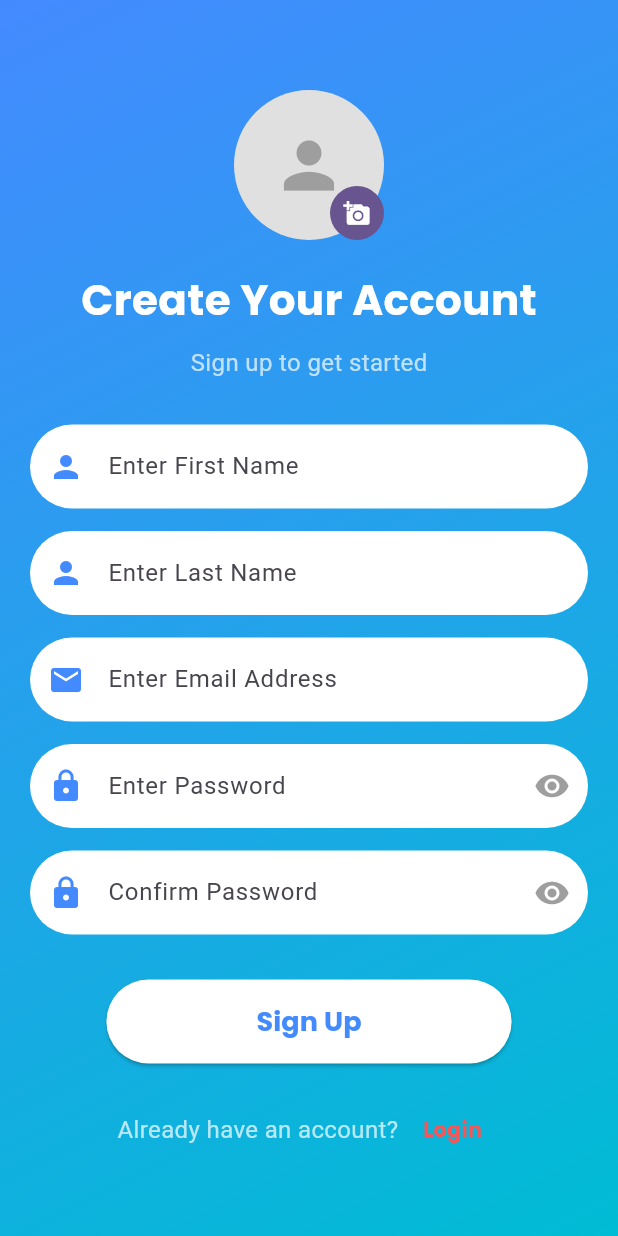
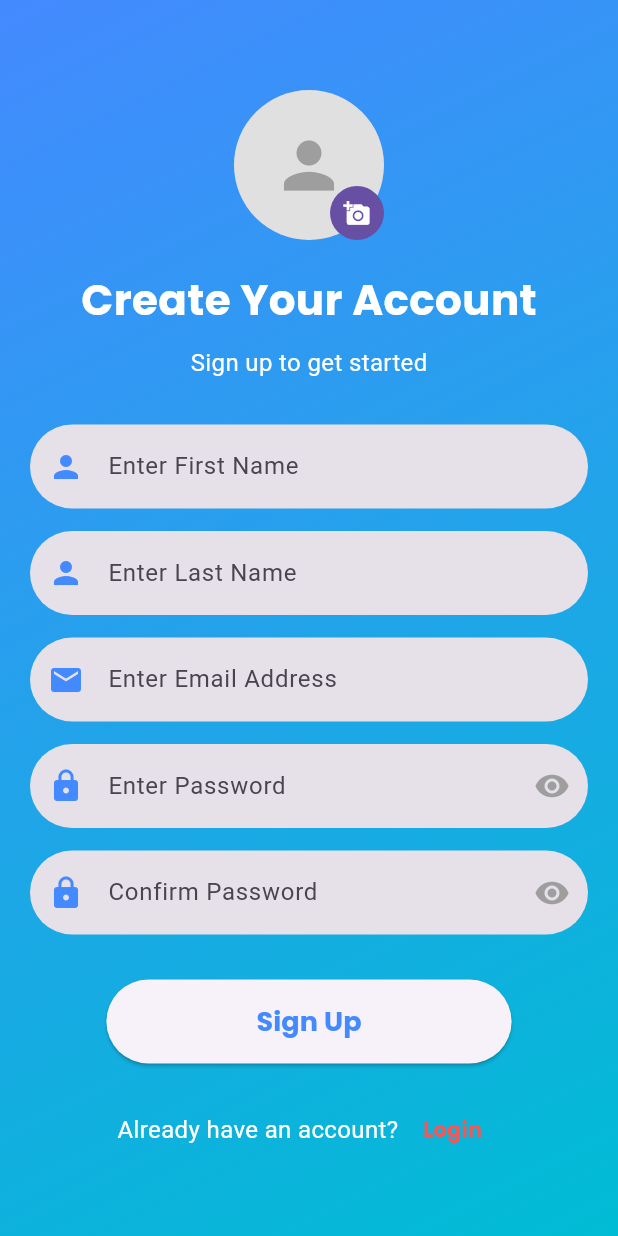
Before and after one commit to CodingAddict512/brain_bridge, a Flutter app: the screen it shows after launch, after a tap on "Sign Up", on a phone screen of 412 x 824 dp. Run offline on Flutter 3.47's test engine with Material 3 defaults, Android fonts, the light colour scheme and no system bars; our stand-ins replace cloud_firestore, curved_navigation_bar, email_validator, firebase_auth, firebase_core, flutter_gemini and 4 more; missing offline and left inert: is_first_run; accounts and stored records are empty; network calls fail.

Commit message:
modified:   lib/AuthScreen/LoginScreen.dart 	modified:   lib/AuthScreen/SignUpScreen.dart 	modified:   lib/Screens/bottom_navigation_bar.dart 	modified:   lib/Screens/chatboat.dart 	modified:   lib/Screens/profile.dart 	modified:   lib/Screens/quiz.dart 	modified:   lib/main.dart 	modified:   lib/widgets/user_image_picker.dart

```diff
--- a/lib/AuthScreen/LoginScreen.dart
+++ b/lib/AuthScreen/LoginScreen.dart
@@ -45,7 +45,10 @@ class _LoginScreenState extends State<LoginScreen> {
                     // App Logo or Icon
                     CircleAvatar(
                       radius: 50,
-                      backgroundColor: Colors.white,
+                      backgroundColor:
+                          Theme.of(context).brightness == Brightness.dark
+                              ? Colors.black87
+                              : Colors.white,
                       child: Icon(
                         Icons.person,
                         size: 60,
@@ -59,7 +62,9 @@ class _LoginScreenState extends State<LoginScreen> {
                       style: TextStyle(
                         fontWeight: FontWeight.bold,
                         fontSize: 28,
-                        color: Colors.white,
+                        color: Theme.of(context).brightness == Brightness.dark
+                            ? Colors.black87
+                            : Colors.white,
                       ),
                     ),
                     const SizedBox(height: 10),
@@ -67,7 +72,9 @@ class _LoginScreenState extends State<LoginScreen> {
                       "Login to continue",
                       style: TextStyle(
                         fontSize: 16,
-                        color: Colors.white70,
+                        color: Theme.of(context).brightness == Brightness.dark
+                            ? Colors.black87
+                            : Colors.white,
                       ),
                     ),
                     const SizedBox(height: 30),
@@ -79,7 +86,7 @@ class _LoginScreenState extends State<LoginScreen> {
                         prefixIcon: Icon(Icons.email, color: Colors.blueAccent),
                         hintText: "Enter Email Address",
                         filled: true,
-                        fillColor: Colors.white,
+                        // fillColor: Colors.white,
                         border: OutlineInputBorder(
                           borderRadius: BorderRadius.circular(30),
                           borderSide: BorderSide.none,
@@ -95,7 +102,7 @@ class _LoginScreenState extends State<LoginScreen> {
                         prefixIcon: Icon(Icons.lock, color: Colors.blueAccent),
                         hintText: "Enter Password",
                         filled: true,
-                        fillColor: Colors.white,
+                        // fillColor: Colors.white,
                         border: OutlineInputBorder(
                           borderRadius: BorderRadius.circular(30),
                           borderSide: BorderSide.none,
@@ -117,36 +124,36 @@ class _LoginScreenState extends State<LoginScreen> {
                     ),
                     const SizedBox(height: 10),
                     // Forgot Password
-                    Align(
-                      alignment: Alignment.centerRight,
-                      child: TextButton(
-                        onPressed: () {
-                          // Add forgot password functionality
-                        },
-                        child: GestureDetector(
-                          onTap: () {
-                            Navigator.push(
-                              context,
-                              MaterialPageRoute(
-                                builder: (context) => ForgotPassword(),
-                              ),
-                            );
-                          },
-                          child: Text(
-                            "Forgot Password?",
-                            style: TextStyle(
-                              color: Colors.white,
-                              fontWeight: FontWeight.bold,
-                            ),
-                          ),
-                        ),
-                      ),
-                    ),
+                    // Align(
+                    //   alignment: Alignment.centerRight,
+                    //   child: TextButton(
+                    //     onPressed: () {
+                    //       // Add forgot password functionality
+                    //     },
+                    //     child: GestureDetector(
+                    //       onTap: () {
+                    //         Navigator.push(
+                    //           context,
+                    //           MaterialPageRoute(
+                    //             builder: (context) => ForgotPassword(),
+                    //           ),
+                    //         );
+                    //       },
+                    //       child: Text(
+                    //         "Forgot Password?",
+                    //         style: TextStyle(
+                    //           color: Colors.red,
+                    //           fontWeight: FontWeight.bold,
+                    //         ),
+                    //       ),
+                    //     ),
+                    //   ),
+                    // ),
                     const SizedBox(height: 30),
                     // Login Button
                     ElevatedButton(
                       style: ElevatedButton.styleFrom(
-                        backgroundColor: Colors.white,
+                        // backgroundColor: Colors.white,
                         shape: RoundedRectangleBorder(
                           borderRadius: BorderRadius.circular(30),
                         ),
--- a/lib/AuthScreen/SignUpScreen.dart
+++ b/lib/AuthScreen/SignUpScreen.dart
@@ -63,7 +63,9 @@ class _SignUpScreenState extends State<SignUpScreen> {
               Text(
                 "Create Your Account",
                 style: GoogleFonts.poppins(
-                  color: Colors.white,
+                  color: Theme.of(context).brightness == Brightness.dark
+                      ? Colors.black87
+                      : Colors.white,
                   fontSize: 28,
                   fontWeight: FontWeight.bold,
                 ),
@@ -73,7 +75,9 @@ class _SignUpScreenState extends State<SignUpScreen> {
                 "Sign up to get started",
                 style: TextStyle(
                   fontSize: 16,
-                  color: Colors.white70,
+                  color: Theme.of(context).brightness == Brightness.dark
+                      ? Colors.black87
+                      : Colors.white,
                 ),
               ),
               const SizedBox(height: 30),
@@ -85,7 +89,7 @@ class _SignUpScreenState extends State<SignUpScreen> {
                       const Icon(Icons.person, color: Colors.blueAccent),
                   hintText: "Enter First Name",
                   filled: true,
-                  fillColor: Colors.white,
+                  // fillColor: Colors.white,
                   border: OutlineInputBorder(
                     borderRadius: BorderRadius.circular(30),
                     borderSide: BorderSide.none,
@@ -109,7 +113,7 @@ class _SignUpScreenState extends State<SignUpScreen> {
                       const Icon(Icons.person, color: Colors.blueAccent),
                   hintText: "Enter Last Name",
                   filled: true,
-                  fillColor: Colors.white,
+                  // fillColor: Colors.white,
                   border: OutlineInputBorder(
                     borderRadius: BorderRadius.circular(30),
                     borderSide: BorderSide.none,
@@ -133,7 +137,7 @@ class _SignUpScreenState extends State<SignUpScreen> {
                   prefixIcon: const Icon(Icons.email, color: Colors.blueAccent),
                   hintText: "Enter Email Address",
                   filled: true,
-                  fillColor: Colors.white,
+                  // fillColor: Colors.white,
                   border: OutlineInputBorder(
                     borderRadius: BorderRadius.circular(30),
                     borderSide: BorderSide.none,
@@ -157,7 +161,7 @@ class _SignUpScreenState extends State<SignUpScreen> {
                   prefixIcon: const Icon(Icons.lock, color: Colors.blueAccent),
                   hintText: "Enter Password",
                   filled: true,
-                  fillColor: Colors.white,
+                  // fillColor: Colors.white,
                   border: OutlineInputBorder(
                     borderRadius: BorderRadius.circular(30),
                     borderSide: BorderSide.none,
@@ -194,7 +198,7 @@ class _SignUpScreenState extends State<SignUpScreen> {
                   prefixIcon: const Icon(Icons.lock, color: Colors.blueAccent),
                   hintText: "Confirm Password",
                   filled: true,
-                  fillColor: Colors.white,
+                  // fillColor: Colors.white,
                   border: OutlineInputBorder(
                     borderRadius: BorderRadius.circular(30),
                     borderSide: BorderSide.none,
@@ -226,7 +230,7 @@ class _SignUpScreenState extends State<SignUpScreen> {
               // Sign Up Button
               ElevatedButton(
                 style: ElevatedButton.styleFrom(
-                  backgroundColor: Colors.white,
+                  // backgroundColor: Colors.white,
                   shape: RoundedRectangleBorder(
                     borderRadius: BorderRadius.circular(30),
                   ),
@@ -270,7 +274,9 @@ class _SignUpScreenState extends State<SignUpScreen> {
                   Text(
                     "Already have an account? ",
                     style: TextStyle(
-                      color: Colors.white70,
+                      color: Theme.of(context).brightness == Brightness.dark
+                          ? Colors.black87
+                          : Colors.white,
                       fontSize: 16,
                     ),
                   ),
--- a/lib/Screens/bottom_navigation_bar.dart
+++ b/lib/Screens/bottom_navigation_bar.dart
@@ -29,8 +29,8 @@ class _BottomNavigationBarScreenState extends State<BottomNavigationBarScreen> {
       body: _screens[_selectedIndex],
       bottomNavigationBar: CurvedNavigationBar(
         backgroundColor: Colors.blueAccent,
-        color: Colors.white,
-        buttonBackgroundColor: Colors.white,
+        color: Theme.of(context).cardColor,
+        buttonBackgroundColor: Theme.of(context).cardColor,
         animationDuration: const Duration(milliseconds: 300),
         items: const [
           Icon(Icons.quiz, size: 30, color: Colors.blueAccent),
--- a/lib/main.dart
+++ b/lib/main.dart
@@ -1,27 +1,78 @@
-import 'package:brain_bridge_update/AuthScreen/LoginScreen.dart';
+// import 'package:brain_bridge_update/AuthScreen/LoginScreen.dart';
+// import 'package:brain_bridge_update/splashscreen.dart';
+// import 'package:firebase_core/firebase_core.dart';
+// import 'package:flutter/material.dart';
+
+// Future<void> main() async {
+//   WidgetsFlutterBinding.ensureInitialized();
+//   await Firebase.initializeApp();
+//   runApp(const MyApp());
+// }
+
+// class MyApp extends StatelessWidget {
+//   const MyApp({super.key});
+
+//   @override
+//   Widget build(BuildContext context) {
+//     return MaterialApp(
+//       debugShowCheckedModeBanner: false,
+//       title: 'Flutter Demo',
+//       theme: ThemeData(
+//         colorScheme: ColorScheme.fromSeed(seedColor: Colors.deepPurple),
+//         useMaterial3: true,
+//       ),
+//       home: SplashScreen(),
+//     );
+//   }
+// }
+
 import 'package:brain_bridge_update/splashscreen.dart';
 import 'package:firebase_core/firebase_core.dart';
 import 'package:flutter/material.dart';
+import 'package:shared_preferences/shared_preferences.dart';
 
 Future<void> main() async {
   WidgetsFlutterBinding.ensureInitialized();
+  final prefs = await SharedPreferences.getInstance();
   await Firebase.initializeApp();
-  runApp(const MyApp());
+  String? theme = prefs.getString('app_theme');
+  ThemeMode themeMode = ThemeMode.system;
+
+  if (theme == 'light') themeMode = ThemeMode.light;
+  if (theme == 'dark') themeMode = ThemeMode.dark;
+
+  runApp(MyApp(themeMode));
 }
 
+final ValueNotifier<ThemeMode> themeNotifier = ValueNotifier(ThemeMode.system);
+
 class MyApp extends StatelessWidget {
-  const MyApp({super.key});
+  final ThemeMode initialTheme;
+
+  const MyApp(this.initialTheme, {super.key});
 
   @override
   Widget build(BuildContext context) {
-    return MaterialApp(
-      debugShowCheckedModeBanner: false,
-      title: 'Flutter Demo',
-      theme: ThemeData(
-        colorScheme: ColorScheme.fromSeed(seedColor: Colors.deepPurple),
-        useMaterial3: true,
-      ),
-      home: SplashScreen(),
+    themeNotifier.value = initialTheme;
+
+    return ValueListenableBuilder<ThemeMode>(
+      valueListenable: themeNotifier,
+      builder: (context, currentTheme, _) {
+        return MaterialApp(
+          debugShowCheckedModeBanner: false,
+          title: 'Flutter Theme Switcher',
+          theme: ThemeData(
+            brightness: Brightness.light,
+            primarySwatch: Colors.deepPurple,
+          ),
+          darkTheme: ThemeData(
+            brightness: Brightness.dark,
+            primarySwatch: Colors.deepPurple,
+          ),
+          themeMode: currentTheme,
+          home: const SplashScreen(),
+        );
+      },
     );
   }
 }
--- a/lib/widgets/user_image_picker.dart
+++ b/lib/widgets/user_image_picker.dart
@@ -65,7 +65,9 @@ class _UserImagePickerState extends State<UserImagePicker> {
           children: [
             CircleAvatar(
               radius: 50,
-              backgroundColor: Colors.grey[300],
+              backgroundColor: Theme.of(context).brightness == Brightness.dark
+                  ? Colors.black87
+                  : Colors.grey[300],
               foregroundImage: _pickedImageFile != null
                   ? FileImage(_pickedImageFile!)
                   : null,
```
Also changed, not shown: lib/Screens/chatboat.dart (+24 -5 lines), lib/Screens/profile.dart (+74 -11 lines), lib/Screens/quiz.dart (+11 -3 lines).
